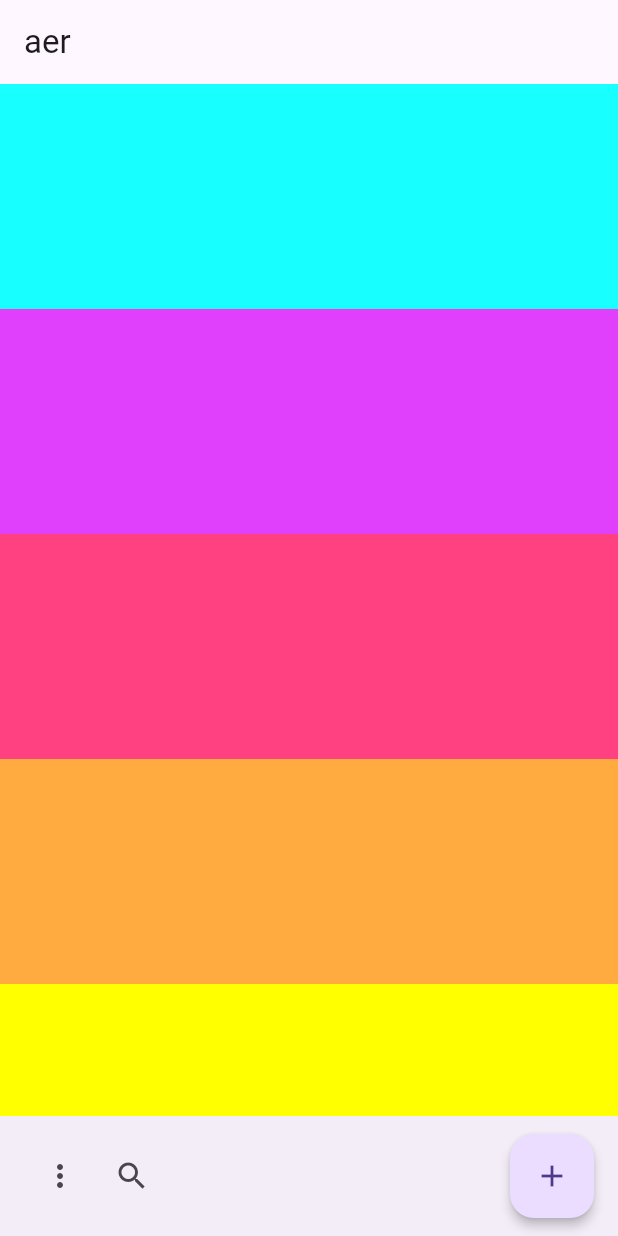
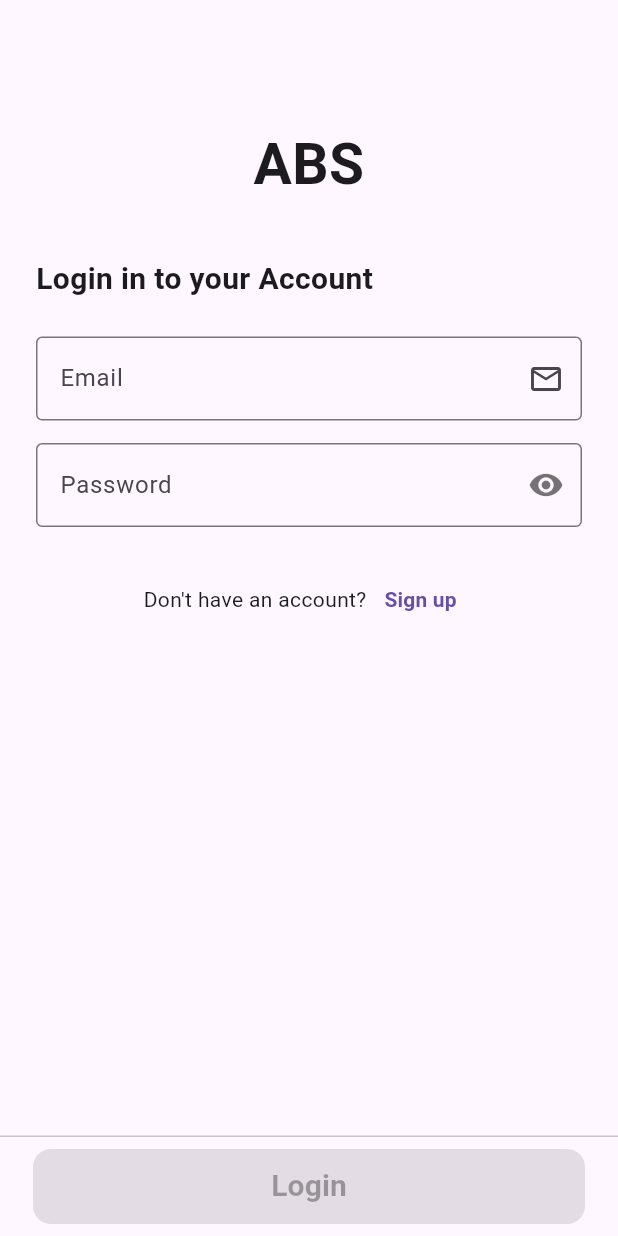
Before and after one commit to georgegoldman/musical_fortnight, a Flutter app: the screen it shows after launch, on a phone screen of 412 x 824 dp. Run offline on Flutter 3.47's test engine with Material 2 defaults, Android fonts, the phone set to English and light mode, and no system bars; our stand-ins replace cloud_firestore, firebase_core; accounts and stored records are empty.

Commit message:
built user login and sign up page

```diff
--- a/lib/main.dart
+++ b/lib/main.dart
@@ -1,5 +1,7 @@
 import 'package:aer_v2/src/presentation/widgets/createAer.dart';
 import 'package:aer_v2/src/presentation/widgets/home.dart';
+import 'package:aer_v2/src/presentation/widgets/login.dart';
+import 'package:aer_v2/src/presentation/widgets/signup.dart';
 import 'package:flutter/material.dart';
 import 'package:firebase_core/firebase_core.dart';
 import 'firebase_options.dart';
@@ -21,7 +23,10 @@ class Aer extends StatelessWidget {
       theme: ThemeData(useMaterial3: true),
       routes: <String, WidgetBuilder>{
         '/': (BuildContext context) {
-          return const Home();
+          return const LoginScreen();
+        },
+        '/signup': (BuildContext context) {
+          return const SignupScreen();
         },
         '/aer': (BuildContext context) {
           return const CreateAer();
--- a/lib/src/application/services/trash.dart
+++ b/lib/src/application/services/trash.dart
@@ -15,9 +15,8 @@ class TrashService {
 
   Future<void> insert(Map<String, dynamic> trash) async {
     try {
-      final newTrash = await _trashController
-          .insert(trash)
-          .onError((error, stackTrace) => print(error));
+      final newTrash = await _trashController.insert(trash);
+      print(newTrash);
     } catch (e) {
       print("ok this is working");
       print(e.toString());
--- a/lib/src/presentation/controllers/trash.dart
+++ b/lib/src/presentation/controllers/trash.dart
@@ -5,7 +5,7 @@ import 'package:cloud_firestore/cloud_firestore.dart';
 
 class TrashController {
   final TrashRepository _trashRepo =
-      TrashRepository(FiresbaseDB().initializeDB());
+      TrashRepository(db: FiresbaseDB().initializeDB());
 
   TrashController();
 
@@ -13,5 +13,5 @@ class TrashController {
 
   Future<void> removeTrash(DocumentReference id) => _trashRepo.delete(id);
 
-  Future<void> insert(Map<String, dynamic> trash) => _trashRepo.insert(trash);
+  Future<String> insert(Map<String, dynamic> trash) => _trashRepo.insert(trash);
 }
--- /dev/null
+++ b/lib/src/presentation/widgets/login.dart
@@ -0,0 +1,158 @@
+import 'package:flutter/material.dart';
+
+class LoginScreen extends StatefulWidget {
+  const LoginScreen({super.key});
+
+  @override
+  State<LoginScreen> createState() => _LoginScreenState();
+}
+
+class _LoginScreenState extends State<LoginScreen> {
+  final _formKey = GlobalKey<FormState>();
+  final TextEditingController _email = TextEditingController();
+  final TextEditingController _password = TextEditingController();
+
+  bool _isHidden = true;
+  bool showMessageError = false;
+
+  void _togglePasswordView() {
+    setState(() {
+      _isHidden = !_isHidden;
+    });
+  }
+
+  @override
+  Widget build(BuildContext context) {
+    return Scaffold(
+      body: SafeArea(
+        child: ListView(
+          padding: EdgeInsets.symmetric(
+              horizontal: 24,
+              vertical: MediaQuery.of(context).size.height * 0.1),
+          children: <Widget>[
+            const Text(
+              "ABS",
+              style: TextStyle(
+                fontWeight: FontWeight.bold,
+                fontSize: 38,
+              ),
+              textAlign: TextAlign.center,
+            ),
+            const SizedBox(
+              height: 35,
+            ),
+            const Text(
+              "Login in to your Account",
+              style: TextStyle(
+                fontWeight: FontWeight.bold,
+                fontSize: 20,
+              ),
+              textAlign: TextAlign.left,
+            ),
+            const SizedBox(
+              height: 24,
+            ),
+            TextFormField(
+              keyboardType: TextInputType.emailAddress,
+              textInputAction: TextInputAction.done,
+              controller: _email,
+              decoration: const InputDecoration(
+                label: Text("Email"),
+                border: OutlineInputBorder(),
+                suffixIcon: Icon(
+                  Icons.email_outlined,
+                ),
+              ),
+              validator: (value) {
+                if ((value == null || value.isEmpty)) {
+                  return 'please fill in the field';
+                } else if (!(RegExp(r'^[a-zA-Z0-9.]+@[a-zA-Z0-9]+\.[a-zA-Z]+')
+                    .hasMatch(value))) {
+                  return 'please enter valid email';
+                } else {
+                  return null;
+                }
+              },
+            ),
+            const SizedBox(
+              height: 15,
+            ),
+            TextFormField(
+              controller: _password,
+              onChanged: (value) {},
+              validator: (value) {
+                if ((value == null || value.isEmpty)) {
+                  return 'please enter a password';
+                }
+                return null;
+              },
+              decoration: InputDecoration(
+                  labelText: 'Password',
+                  border: const OutlineInputBorder(),
+                  suffixIcon: InkWell(
+                    onTap: _togglePasswordView,
+                    child: Icon(
+                      _isHidden
+                          ? Icons.visibility
+                          : Icons.visibility_off_outlined,
+                      color: Colors.black54,
+                    ),
+                  )),
+              obscureText: _isHidden,
+            ),
+            const SizedBox(
+              height: 24,
+            ),
+            Row(
+              mainAxisAlignment: MainAxisAlignment.center,
+              children: <Widget>[
+                const Text("Don't have an account?"),
+                TextButton(
+                    onPressed: () => Navigator.pushNamed(context, "/signup"),
+                    child: const Text(
+                      "Sign up",
+                      style: TextStyle(fontWeight: FontWeight.bold),
+                    ))
+              ],
+            )
+          ],
+        ),
+      ),
+      persistentFooterButtons: [
+        Padding(
+          padding: const EdgeInsets.symmetric(horizontal: 14),
+          child: Column(
+            mainAxisAlignment: MainAxisAlignment.center,
+            children: <Widget>[
+              ElevatedButton(
+                  style: ElevatedButton.styleFrom(
+                      shape: RoundedRectangleBorder(
+                        borderRadius: BorderRadius.circular(12), // <-- Radius
+                      ),
+                      backgroundColor: Colors.white,
+                      minimumSize: const Size.fromHeight(50)),
+                  onPressed: (_email.text.isNotEmpty &&
+                          _password.text.isNotEmpty &&
+                          RegExp(r'^[a-zA-Z0-9.]+@[a-zA-Z0-9]+\.[a-zA-Z]+')
+                              .hasMatch(_email.text.toString()))
+                      ? () {
+                          if (_formKey.currentState!.validate()) {
+                            // ScaffoldMessenger.of(context).showSnackBar(
+                            //     const SnackBar(content: Text('Processing Data')));
+                          }
+                        }
+                      : null,
+                  child: const Text(
+                    "Login",
+                    style: TextStyle(
+                      fontWeight: FontWeight.bold,
+                      fontSize: 20.0,
+                    ),
+                  ))
+            ],
+          ),
+        )
+      ],
+    );
+  }
+}
```
Also changed, not shown: lib/src/data/repositories/trash_reporitory.dart (+6 -5 lines), lib/src/domain/models/trash.dart (+13 -3 lines), lib/src/presentation/widgets/createAer.dart (+8 -5 lines), lib/src/presentation/widgets/signup.dart (added, +134 -0 lines).
